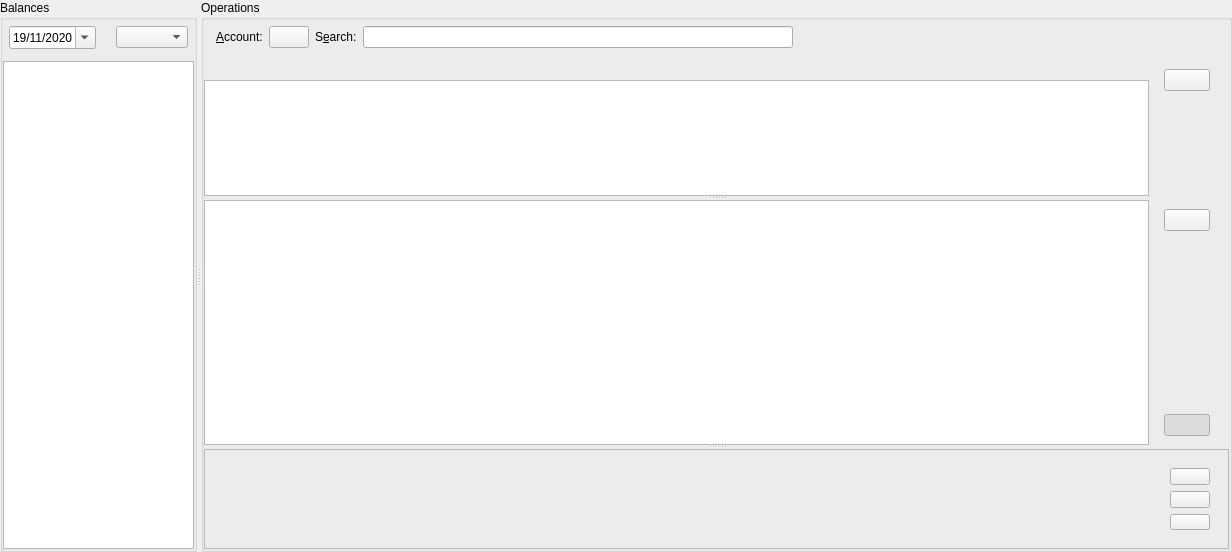
Qt form jal/ui/operations_widget.ui (titov-vv/jal) before a commit.
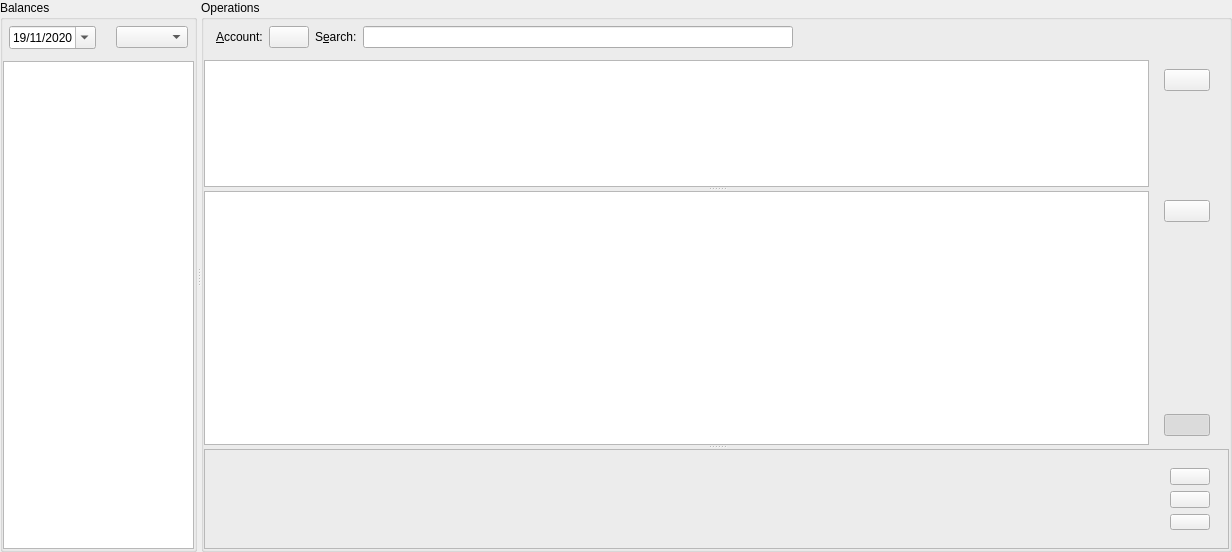
The same form after that commit. Custom widgets are drawn as their Qt base class.

Commit message: Redundant title line was removed from the positions list in main window.

What changed in the file:
```diff
--- a/jal/ui/operations_widget.ui
+++ b/jal/ui/operations_widget.ui
@@ -289,15 +289,6 @@
              <number>0</number>
             </property>
             <item>
-             <layout class="QVBoxLayout" name="positionsListLayout">
-              <item>
-               <widget class="QLabel" name="PositionsTitle">
-                <property name="text">
-                 <string/>
-                </property>
-               </widget>
-              </item>
-              <item>
                <widget class="QTreeView" name="PositionsTreeView">
                 <property name="alternatingRowColors">
                  <bool>true</bool>
@@ -306,8 +297,6 @@
                  <bool>true</bool>
                 </property>
                </widget>
-              </item>
-             </layout>
             </item>
             <item>
              <widget class="QFrame" name="PositionsButtons">
```
Lines whose indentation alone changed are shown as unchanged. The commit also changes 11 other files.
